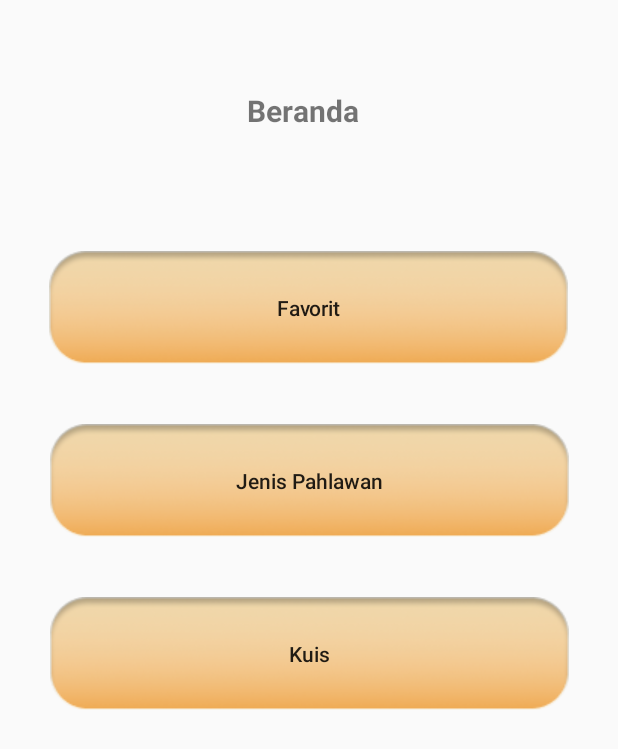
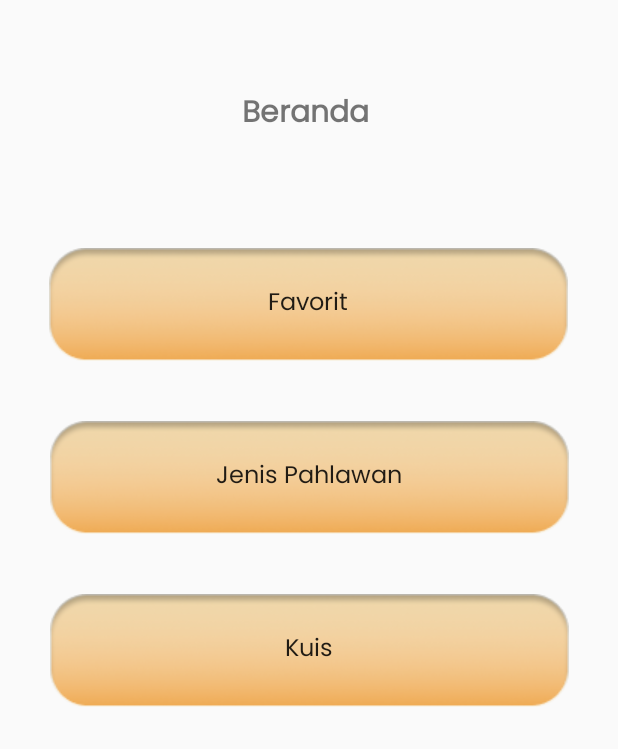
Before and after one commit to christiansiahaann/Pedjoeang, an Android app: the layout beranda.xml on its own in the app's theme, with its tools: preview values and no code run, on a phone screen of 412 x 824 dp. Shown: the top 749 px of the screen. Run offline under Robolectric (Android 15) with nearby library versions, the phone set to English and light mode, and no system bars; plain views replace GradientTextView.

Commit message:
Nambah font beranda

```diff
--- a/app/src/main/java/com/prakpapb2/intro1/SplashActivity.java
+++ b/app/src/main/java/com/prakpapb2/intro1/SplashActivity.java
@@ -25,6 +25,6 @@ public class SplashActivity extends AppCompatActivity {
                 startActivity(new Intent(getApplicationContext(), Intro2.class));
                 finish();
             }
-        },4000L); //3detik
+        },4000L);
     }
 }
--- a/app/src/main/res/layout/beranda.xml
+++ b/app/src/main/res/layout/beranda.xml
@@ -8,13 +8,15 @@
 
     <com.veeyaar.supergradienttextview.GradientTextView
         android:id="@+id/textView4"
-        android:layout_width="83dp"
-        android:layout_height="31dp"
+        android:layout_width="89dp"
+        android:layout_height="29dp"
         android:layout_marginStart="30dp"
         android:layout_marginTop="60dp"
         android:layout_marginEnd="30dp"
         android:width="161dp"
         android:height="26dp"
+        android:autoSizeMaxTextSize="22sp"
+        android:fontFamily="@font/poppins"
         android:text="Beranda"
         android:textAllCaps="false"
         android:textSize="20dp"
@@ -41,7 +43,9 @@
         app:layout_constraintTop_toBottomOf="@+id/textView4"
         tools:ignore="MissingConstraints"
         android:background="@drawable/button"
-        android:textAllCaps="false"/>
+        android:textAllCaps="false"
+        android:fontFamily="@font/poppins"
+        android:textSize="16sp"/>
 
     <Button
         android:id="@+id/button2"
@@ -56,7 +60,9 @@
         app:layout_constraintStart_toStartOf="parent"
         app:layout_constraintTop_toBottomOf="@+id/button1"
         tools:ignore="MissingConstraints"
-        android:textAllCaps="false"/>
+        android:textAllCaps="false"
+        android:fontFamily="@font/poppins"
+        android:textSize="16sp"/>
 
     <Button
         android:id="@+id/button3"
@@ -71,6 +77,8 @@
         app:layout_constraintStart_toStartOf="parent"
         app:layout_constraintTop_toBottomOf="@+id/button2"
         tools:ignore="MissingConstraints"
-        android:textAllCaps="false"/>
+        android:textAllCaps="false"
+        android:fontFamily="@font/poppins"
+        android:textSize="16sp"/>
 
 </androidx.constraintlayout.widget.ConstraintLayout>
```
